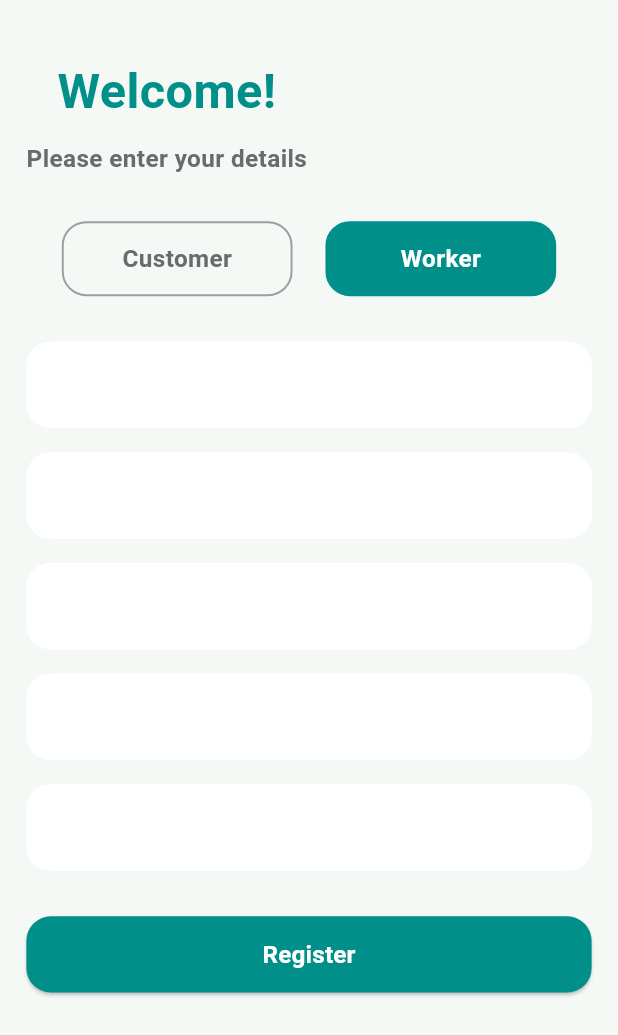
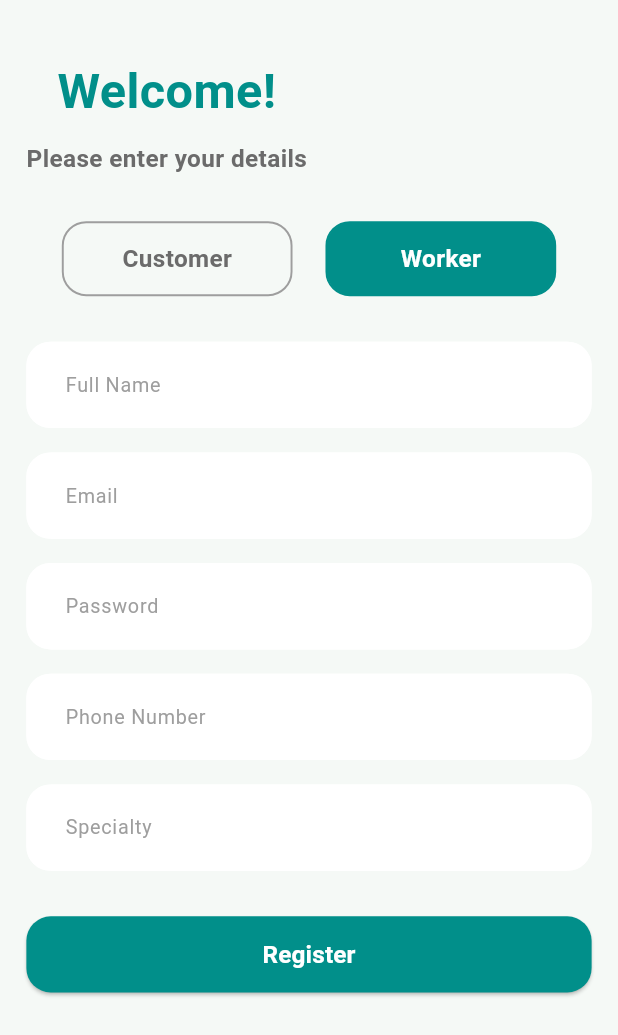
Before and after one commit to shroida/ServiceNear, a Flutter app: the RegisterScreen screen opened by its route, after a tap on "Worker", on a phone screen of 412 x 824 dp. Shown: the top 1035 px of the screen. Run offline on Flutter 3.47's test engine with Material 3 defaults, Android fonts, the phone set to English and light mode, and no system bars; our stand-ins replace flutter_screenutil, go_router.

Commit message:
change hin text color

```diff
--- a/lib/common/widgets/app_styles.dart
+++ b/lib/common/widgets/app_styles.dart
@@ -91,7 +91,7 @@ class AppStyles {
   static TextStyle font14LightGrayRegular = TextStyle(
     fontSize: 14.sp,
     fontWeight: FontWeightHelper.regular,
-    color: AppColors.textOnPrimary,
+    color: const Color.fromARGB(255, 136, 8, 8),
   );
 
   static TextStyle font14DarkBlueMedium = TextStyle(
--- a/lib/features/auth/presentation/pages/register_screen.dart
+++ b/lib/features/auth/presentation/pages/register_screen.dart
@@ -55,6 +55,7 @@ class _RegisterScreenState extends State<RegisterScreen> {
                   children: [
                     AppTextFormField(
                       hintText: 'Full Name',
+                      hintStyle: AppStyles.font13GrayRegular,
                       controller: nameController,
                       validator: (v) =>
                           v == null || v.isEmpty ? 'Enter your name' : null,
@@ -62,6 +63,7 @@ class _RegisterScreenState extends State<RegisterScreen> {
                     SizedBox(height: 16.h),
                     AppTextFormField(
                       hintText: 'Email',
+                      hintStyle: AppStyles.font13GrayRegular,
                       controller: emailController,
                       validator: (v) => v == null || !v.contains('@')
                           ? 'Enter valid email'
@@ -70,6 +72,7 @@ class _RegisterScreenState extends State<RegisterScreen> {
                     SizedBox(height: 16.h),
                     AppTextFormField(
                       hintText: 'Password',
+                      hintStyle: AppStyles.font13GrayRegular,
                       controller: passwordController,
                       isObscureText: true,
                       validator: (v) =>
@@ -81,6 +84,7 @@ class _RegisterScreenState extends State<RegisterScreen> {
                     if (selectedUserType == UserType.worker) ...[
                       AppTextFormField(
                         hintText: 'Phone Number',
+                        hintStyle: AppStyles.font13GrayRegular,
                         controller: phoneController,
                         validator: (v) =>
                             v == null || v.isEmpty ? 'Enter phone' : null,
@@ -88,6 +92,7 @@ class _RegisterScreenState extends State<RegisterScreen> {
                       SizedBox(height: 16.h),
                       AppTextFormField(
                         hintText: 'Specialty',
+                        hintStyle: AppStyles.font13GrayRegular,
                         controller: specialtyController,
                         validator: (v) => v == null || v.isEmpty
                             ? 'Enter your specialty'
```
